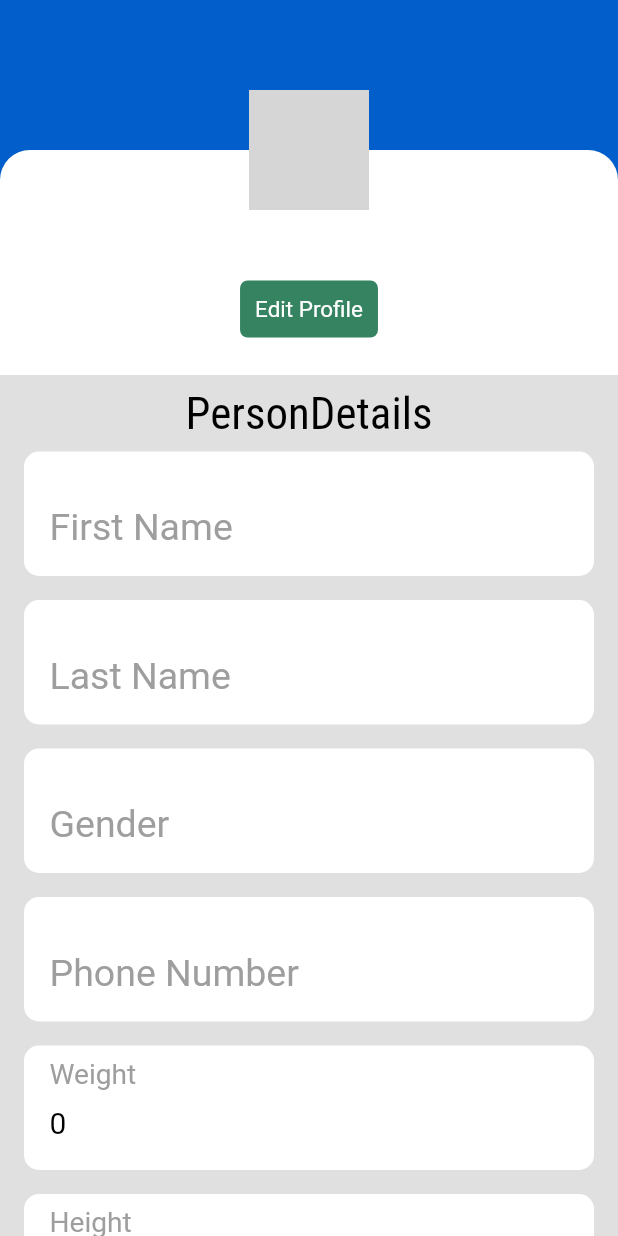
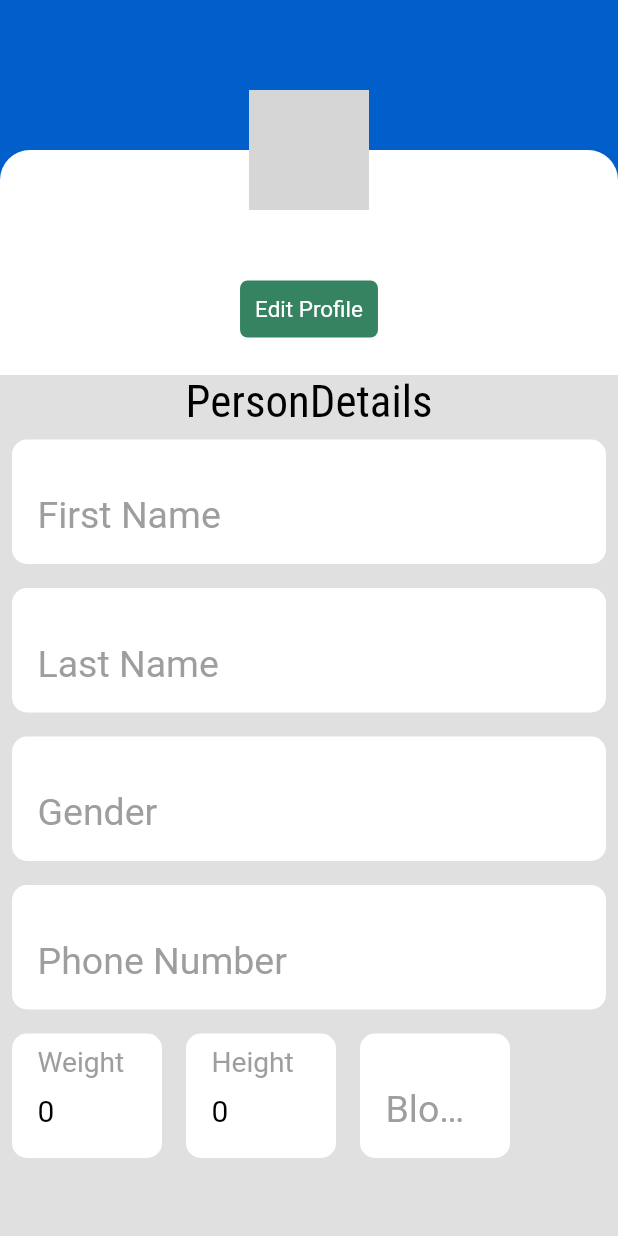
Before and after one commit to GT020/fluttter_assignment, a Flutter app: the DoctorView screen opened directly with empty values, on a phone screen of 412 x 824 dp. Run offline on Flutter 3.47's test engine with Material 2 defaults, Android fonts, the phone set to English and light mode, and no system bars; our stand-ins replace dio, firebase_auth, firebase_core, flutter_riverpod, hive, hive_flutter and 1 more; missing offline and left inert: country_dial_code; accounts and stored records are empty; network calls fail; statements that could not run were skipped; grey boxes are pictures that could not be loaded.

Commit message:
view:doctor: reduce size of some text fields

```diff
--- a/lib/views/doctor_view.dart
+++ b/lib/views/doctor_view.dart
@@ -151,8 +151,8 @@ class _DoctorViewState extends ConsumerState<DoctorView> {
           ],
         ),
       ),
-      body: ListView(
-        padding: const EdgeInsets.all(8),
+      body: SingleChildScrollView(
+        child: Wrap(
           children: [
             const Center(
               child: Text("PersonDetails",
@@ -180,18 +180,22 @@ class _DoctorViewState extends ConsumerState<DoctorView> {
                 readOnlyBool: true,
                 title: "Phone Number"),
             DocTextField(
+                boxConstraints: const BoxConstraints(maxWidth: 90),
                 textEditingController: weightFieldController,
                 readOnlyBool: editBool,
                 title: "Weight"),
             DocTextField(
+                boxConstraints: const BoxConstraints(maxWidth: 90),
                 textEditingController: heightFieldController,
                 readOnlyBool: editBool,
                 title: "Height"),
             DocTextField(
+                boxConstraints: const BoxConstraints(maxWidth: 90),
                 textEditingController: bloodGroupFieldController,
                 readOnlyBool: editBool,
                 title: "Blood Group"),
           ],
+        ),
       ),
     );
   }
@@ -201,11 +205,13 @@ class DocTextField extends StatelessWidget {
   final TextEditingController textEditingController;
   final bool readOnlyBool;
   final String title;
+  final BoxConstraints? boxConstraints;
   const DocTextField(
       {Key? key,
       required this.textEditingController,
       required this.readOnlyBool,
-      required this.title})
+      required this.title,
+      this.boxConstraints})
       : super(key: key);
 
   @override
@@ -228,6 +234,7 @@ class DocTextField extends StatelessWidget {
           readOnly: readOnlyBool,
           controller: textEditingController,
           decoration: InputDecoration(
+            constraints: boxConstraints,
             border: const OutlineInputBorder(borderSide: BorderSide.none),
             labelText: title,
             labelStyle: const TextStyle(
```
Lines whose indentation alone changed are shown as unchanged.
